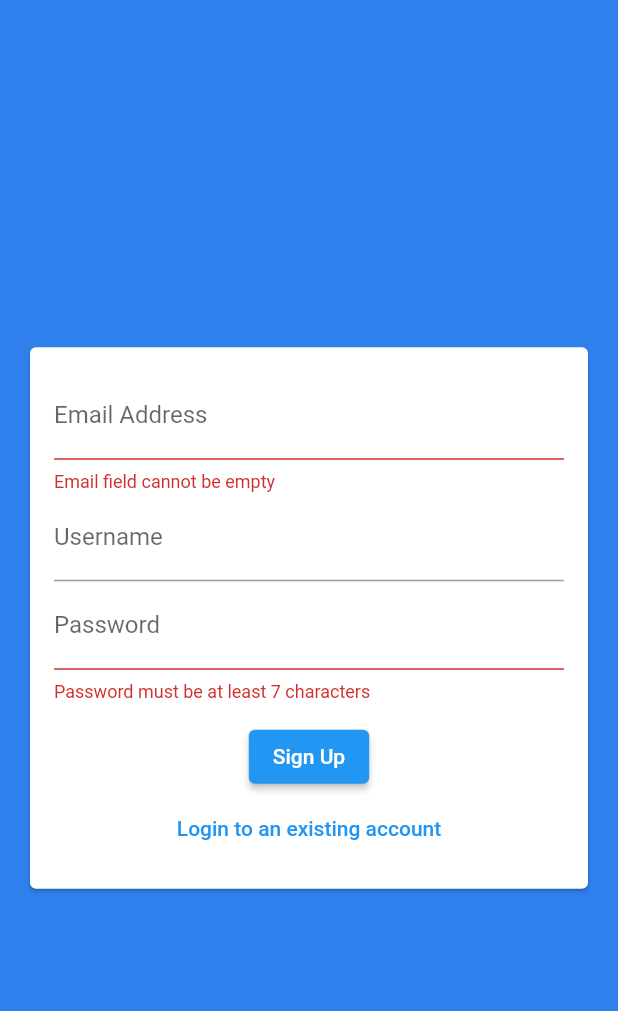
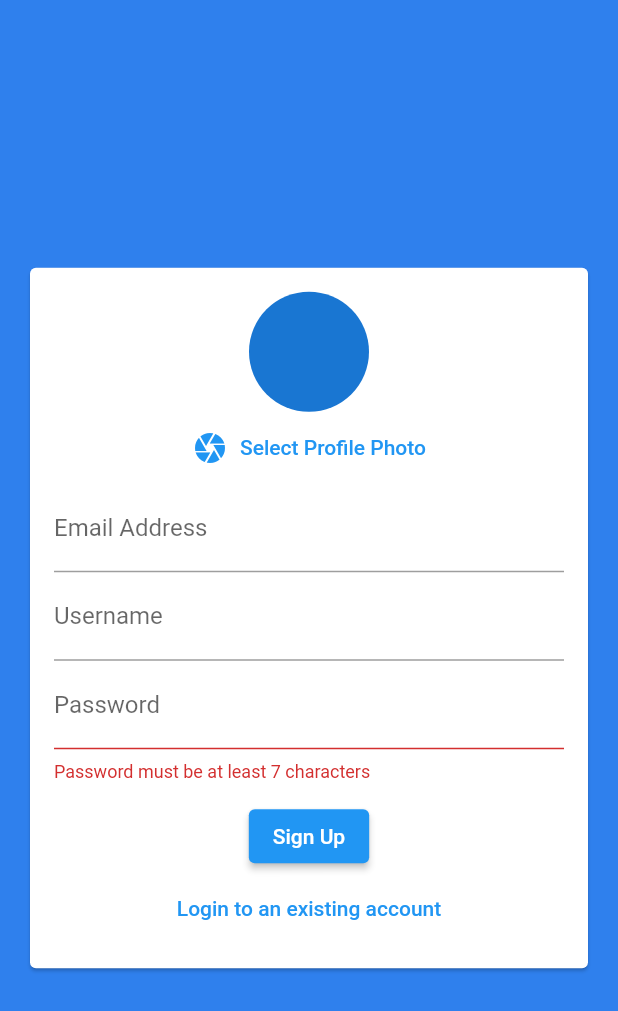
Before and after one commit to Ekojode/kide_chat_app, a Flutter app: the screen it shows after launch, after a tap on "Login", after a tap on "Create New Account", on a phone screen of 412 x 824 dp. Shown: the top 1011 px of the screen. Run offline on Flutter 3.47's test engine with Material 2 defaults, Android fonts, the phone set to English and light mode, and no system bars; our stand-ins replace cloud_firestore, firebase_auth, firebase_core, image_picker; accounts and stored records are empty.

Commit message:
Image picker added

```diff
--- a/lib/widgets/auth/auth_form.dart
+++ b/lib/widgets/auth/auth_form.dart
@@ -1,4 +1,8 @@
+import 'dart:io';
+
 import 'package:flutter/material.dart';
+
+import '../pickers/user_image_picker.dart';
 
 class AuthForm extends StatefulWidget {
   final void Function(
@@ -16,6 +20,7 @@ class _AuthFormState extends State<AuthForm> {
   String? _userEmail;
   String? _userUserName;
   String? _userPassword;
+  File? storedImage;
 
   void _trySubmit() {
     FocusScope.of(context).unfocus();
@@ -41,6 +46,7 @@ class _AuthFormState extends State<AuthForm> {
               child: Column(
                 mainAxisSize: MainAxisSize.min,
                 children: [
+                  _isLoginMode ? const SizedBox() : const UserImagePicker(),
                   TextFormField(
                     validator: (value) {
                       if (value!.isEmpty) {
--- /dev/null
+++ b/lib/widgets/pickers/user_image_picker.dart
@@ -0,0 +1,51 @@
+import 'dart:io';
+
+import 'package:flutter/material.dart';
+import 'package:image_picker/image_picker.dart';
+
+class UserImagePicker extends StatefulWidget {
+  const UserImagePicker({Key? key}) : super(key: key);
+
+  @override
+  State<UserImagePicker> createState() => _UserImagePickerState();
+}
+
+class _UserImagePickerState extends State<UserImagePicker> {
+  File? _selectedImage;
+
+  Future<void> selectPicture() async {
+    final picker = ImagePicker();
+    final selectedImage =
+        await picker.pickImage(source: ImageSource.gallery, maxWidth: 200);
+
+    setState(() {
+      _selectedImage = File(selectedImage!.path);
+    });
+  }
+
+  @override
+  Widget build(BuildContext context) {
+    return Column(
+      children: [
+        CircleAvatar(
+          backgroundImage:
+              _selectedImage == null ? null : FileImage(_selectedImage!),
+          radius: 40,
+          // child: _selectedImage == null
+          //     ? const Center(
+          //         child: Text(
+          //         "?",
+          //         style: TextStyle(fontSize: 24, fontWeight: FontWeight.bold),
+          //         textAlign: TextAlign.center,
+          //       ))
+          //     : null,
+        ),
+        TextButton.icon(
+          onPressed: selectPicture,
+          icon: const Icon(Icons.camera),
+          label: const Text("Select Profile Photo"),
+        )
+      ],
+    );
+  }
+}
--- a/pubspec.yaml
+++ b/pubspec.yaml
@@ -37,6 +37,8 @@ dependencies:
   firebase_core: ^1.20.1
   cloud_firestore: ^3.4.5
   firebase_auth: ^3.6.4
+  flutter_chat_ui: ^1.6.4
+  image_picker: ^0.8.5+3
 
 
 dev_dependencies:
```
